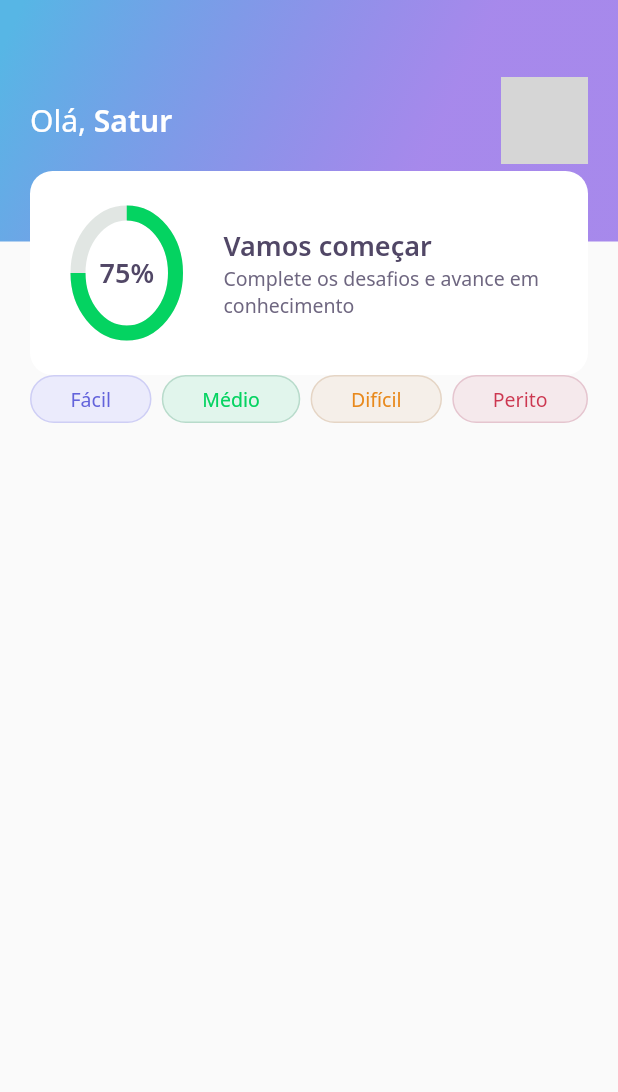
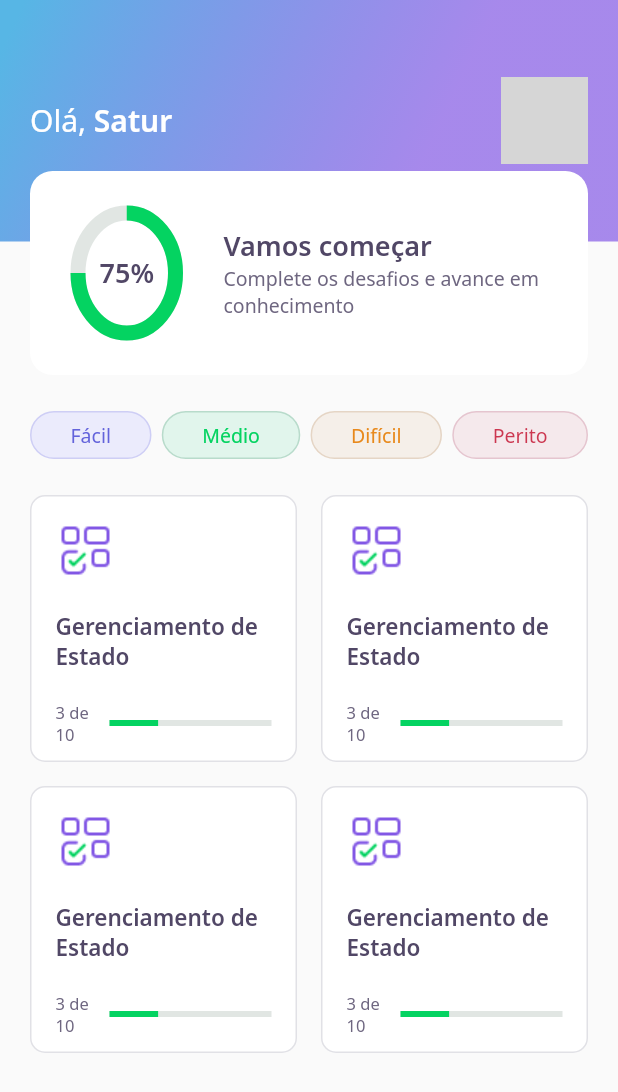
Before and after one commit to tiagosatur/devquizflutter, a Flutter app: the screen it shows after launch, on a phone screen of 412 x 824 dp. Shown: the top 1092 px of the screen. Run offline on Flutter 3.47's test engine with Material 2 defaults, Android fonts, the phone set to English and light mode, and no system bars; our stand-ins replace google_fonts; network calls fail; grey boxes are pictures that could not be loaded.

Commit message:
Create QuizCardWidget

```diff
--- a/lib/home/home_page.dart
+++ b/lib/home/home_page.dart
@@ -1,5 +1,6 @@
 import 'package:devquizflutter/home/widgets/appbar/appbar_widget.dart';
 import 'package:devquizflutter/home/widgets/level_button/level_button_widget.dart';
+import 'package:devquizflutter/home/widgets/quiz_card/quiz_card_widget.dart';
 import 'package:flutter/material.dart';
 
 class HomePage extends StatefulWidget {
@@ -14,7 +15,12 @@ class _HomePageState extends State<HomePage> {
       appBar: AppBarWidget(),
       body: Padding(
         padding: const EdgeInsets.symmetric(horizontal: 20),
-        child: Row(
+        child: Column(
+          children: [
+            SizedBox(
+              height: 24,
+            ),
+            Row(
               mainAxisAlignment: MainAxisAlignment.spaceBetween,
 
               children: [
@@ -32,6 +38,26 @@ class _HomePageState extends State<HomePage> {
                 ),
               ],
             ),
+            SizedBox(
+              height: 24,
+            ),
+            Expanded(
+              child: GridView.count(
+                crossAxisSpacing: 16,
+                mainAxisSpacing: 16,
+                crossAxisCount: 2,
+                children: [
+                  QuizCardWidget(),
+                  QuizCardWidget(),
+                  QuizCardWidget(),
+                  QuizCardWidget(),
+                ],
+              )
+
+            )
+
+          ],
+        ),
       )
     );
   }
--- /dev/null
+++ b/lib/home/widgets/quiz_card/quiz_card_widget.dart
@@ -0,0 +1,49 @@
+import 'package:devquizflutter/core/app_colors.dart';
+import 'package:devquizflutter/core/app_images.dart';
+import 'package:devquizflutter/core/app_text_styles.dart';
+import 'package:flutter/material.dart';
+
+class QuizCardWidget extends StatelessWidget {
+  @override
+  Widget build(BuildContext context) {
+    return Container(
+      padding: EdgeInsets.all(16),
+      decoration: BoxDecoration(
+        border: Border.fromBorderSide(
+          BorderSide(color: AppColors.border)
+        ),
+        color: AppColors.white,
+        borderRadius: BorderRadius.circular(10),
+      ),
+      child: Column(
+        crossAxisAlignment: CrossAxisAlignment.start,
+        children: [
+          Container(
+            height: 40,
+            width: 40,
+            child: Image.asset(AppImages.blocks),
+          ),
+          SizedBox(height: 20),
+          Text("Gerenciamento de Estado", style: AppTextStyles.heading15),
+          SizedBox(height: 20),
+          Row(
+            children: [
+              Expanded(
+                flex: 1,
+                child: Text('3 de 10', style: AppTextStyles.body11)
+              ),
+              Expanded(
+                flex: 3,
+                child: LinearProgressIndicator(
+                  value: 0.3,
+                  backgroundColor: AppColors.chartSecondary,
+                  valueColor:  AlwaysStoppedAnimation<Color>(AppColors.chartPrimary),
+                ),
+              )
+            ],
+          )
+        ],
+      )
+    );
+  }
+}
```
Lines whose indentation alone changed are shown as unchanged.
